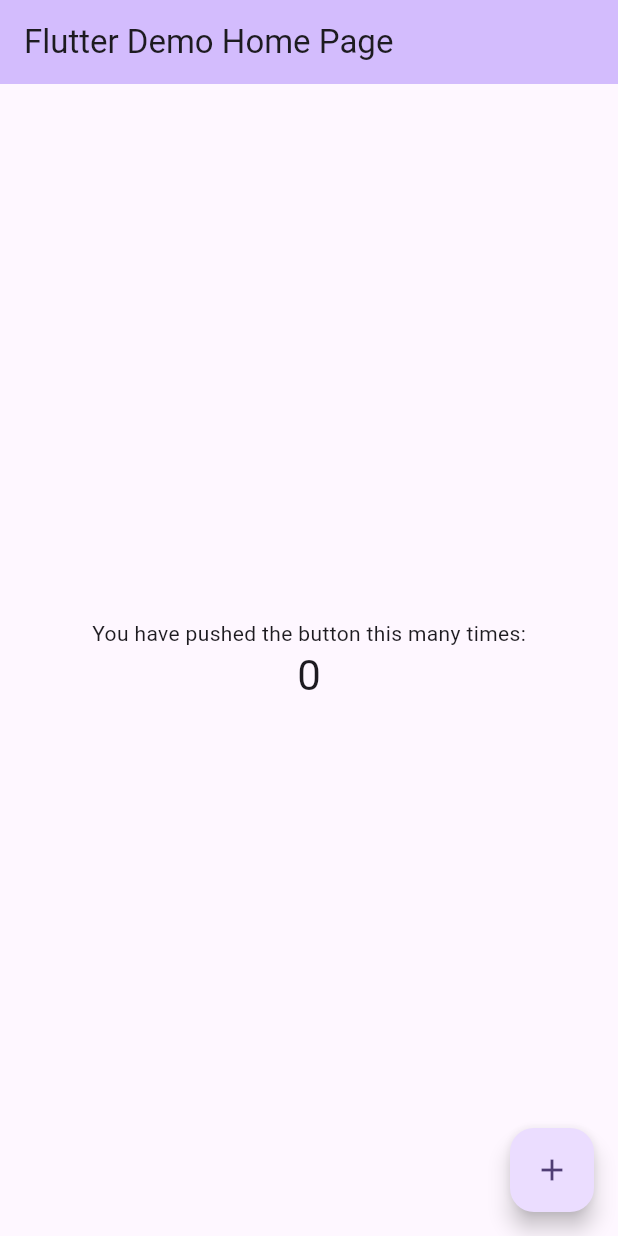
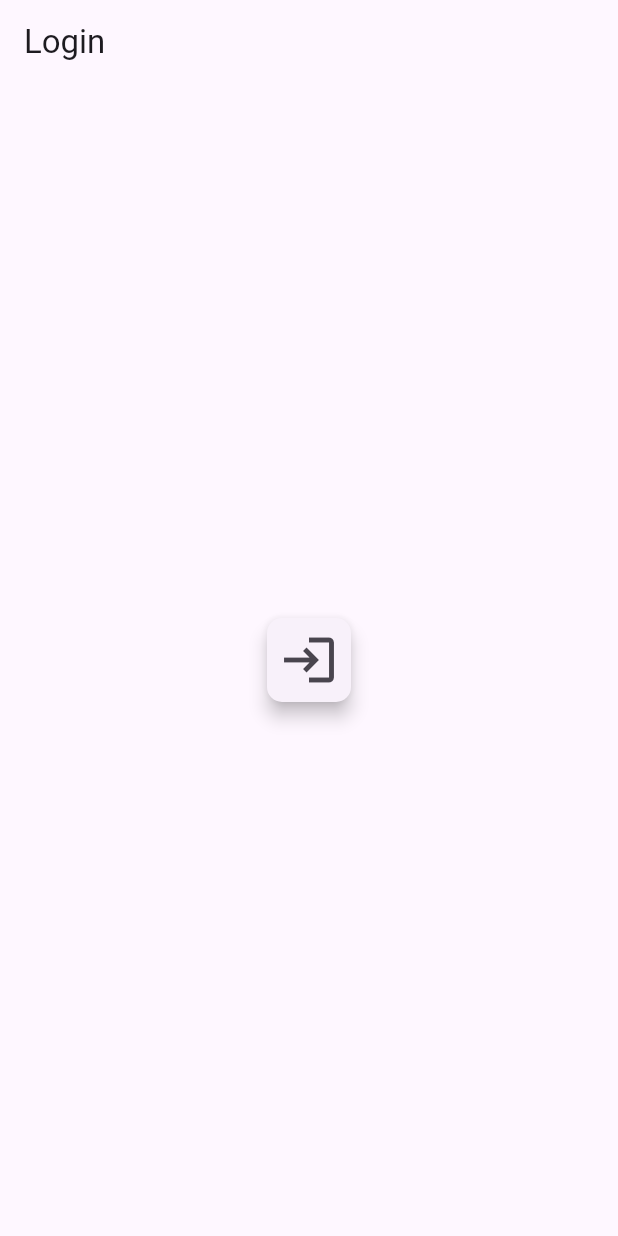
Before and after one commit to aceeedev/jim-sturdy, a Flutter app: the screen it shows after launch, on a phone screen of 412 x 824 dp. Run offline on Flutter 3.47's test engine with Material 3 defaults, Android fonts, the phone set to English and light mode, and no system bars; our stand-ins replace firebase_auth, firebase_core, google_sign_in; accounts and stored records are empty; generated files the repository leaves out were written again.

Commit message:
Added firebase login auth

```diff
--- a/jim_sturdy/lib/app.dart
+++ b/jim_sturdy/lib/app.dart
@@ -1,5 +1,6 @@
 import 'package:flutter/material.dart';
 import 'package:jim_sturdy/pages/home_page.dart';
+import 'package:jim_sturdy/pages/login_page.dart';
 
 class App extends StatelessWidget {
   const App({super.key});
@@ -12,7 +13,7 @@ class App extends StatelessWidget {
         colorScheme: ColorScheme.fromSeed(seedColor: Colors.deepPurple),
         useMaterial3: true,
       ),
-      home: const HomePage(title: 'Flutter Demo Home Page'),
+      home: const LoginPage(),
     );
   }
 }
--- /dev/null
+++ b/jim_sturdy/lib/pages/login_page.dart
@@ -0,0 +1,104 @@
+import 'package:flutter/material.dart';
+import 'package:firebase_auth/firebase_auth.dart';
+import 'package:google_sign_in/google_sign_in.dart';
+
+class LoginPage extends StatefulWidget {
+  const LoginPage({super.key});
+
+  @override
+  State<LoginPage> createState() => _LoginPageState();
+}
+
+class _LoginPageState extends State<LoginPage> {
+  ValueNotifier userCredential = ValueNotifier('');
+
+  @override
+  Widget build(BuildContext context) {
+    return Scaffold(
+        appBar: AppBar(title: const Text('Login')),
+        body: ValueListenableBuilder(
+            valueListenable: userCredential,
+            builder: (context, value, child) {
+              return (userCredential.value == '' ||
+                      userCredential.value == null)
+                  ? Center(
+                      child: Card(
+                        elevation: 5,
+                        shape: RoundedRectangleBorder(
+                            borderRadius: BorderRadius.circular(10)),
+                        child: IconButton(
+                          iconSize: 40,
+                          icon: const Icon(Icons.login),
+                          onPressed: () async {
+                            userCredential.value = await signInWithGoogle();
+                            if (userCredential.value != null)
+                              print(userCredential.value.user!.email);
+                          },
+                        ),
+                      ),
+                    )
+                  : Center(
+                      child: Column(
+                        crossAxisAlignment: CrossAxisAlignment.center,
+                        mainAxisAlignment: MainAxisAlignment.center,
+                        children: [
+                          Container(
+                            clipBehavior: Clip.antiAlias,
+                            decoration: BoxDecoration(
+                                shape: BoxShape.circle,
+                                border: Border.all(
+                                    width: 1.5, color: Colors.black54)),
+                            child: Image.network(
+                                userCredential.value.user!.photoURL.toString()),
+                          ),
+                          const SizedBox(
+                            height: 20,
+                          ),
+                          Text(userCredential.value.user!.displayName
+                              .toString()),
+                          const SizedBox(
+                            height: 20,
+                          ),
+                          Text(userCredential.value.user!.email.toString()),
+                          const SizedBox(
+                            height: 30,
+                          ),
+                          ElevatedButton(
+                              onPressed: () async {
+                                bool result = await signOutFromGoogle();
+                                if (result) userCredential.value = '';
+                              },
+                              child: const Text('Logout'))
+                        ],
+                      ),
+                    );
+            }));
+  }
+
+  Future<dynamic> signInWithGoogle() async {
+    try {
+      final GoogleSignInAccount? googleUser = await GoogleSignIn().signIn();
+
+      final GoogleSignInAuthentication? googleAuth =
+          await googleUser?.authentication;
+
+      final credential = GoogleAuthProvider.credential(
+        accessToken: googleAuth?.accessToken,
+        idToken: googleAuth?.idToken,
+      );
+
+      return await FirebaseAuth.instance.signInWithCredential(credential);
+    } on Exception catch (e) {
+      print('exception: $e');
+    }
+  }
+
+  Future<bool> signOutFromGoogle() async {
+    try {
+      await FirebaseAuth.instance.signOut();
+      return true;
+    } on Exception catch (_) {
+      return false;
+    }
+  }
+}
--- a/jim_sturdy/pubspec.yaml
+++ b/jim_sturdy/pubspec.yaml
@@ -36,6 +36,8 @@ dependencies:
   # Use with the CupertinoIcons class for iOS style icons.
   cupertino_icons: ^1.0.6
   firebase_core: ^2.27.2
+  firebase_auth: ^4.18.0
+  google_sign_in: ^6.2.1
 
 dev_dependencies:
   flutter_test:
```
Also changed, not shown: jim_sturdy/pubspec.lock, 2 other files.
